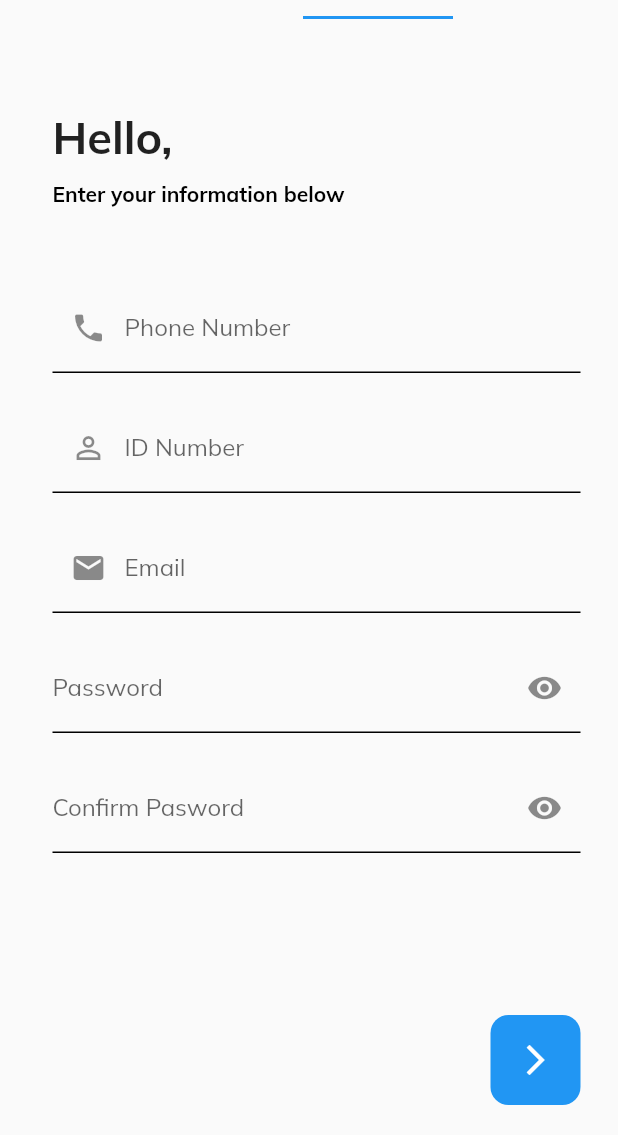
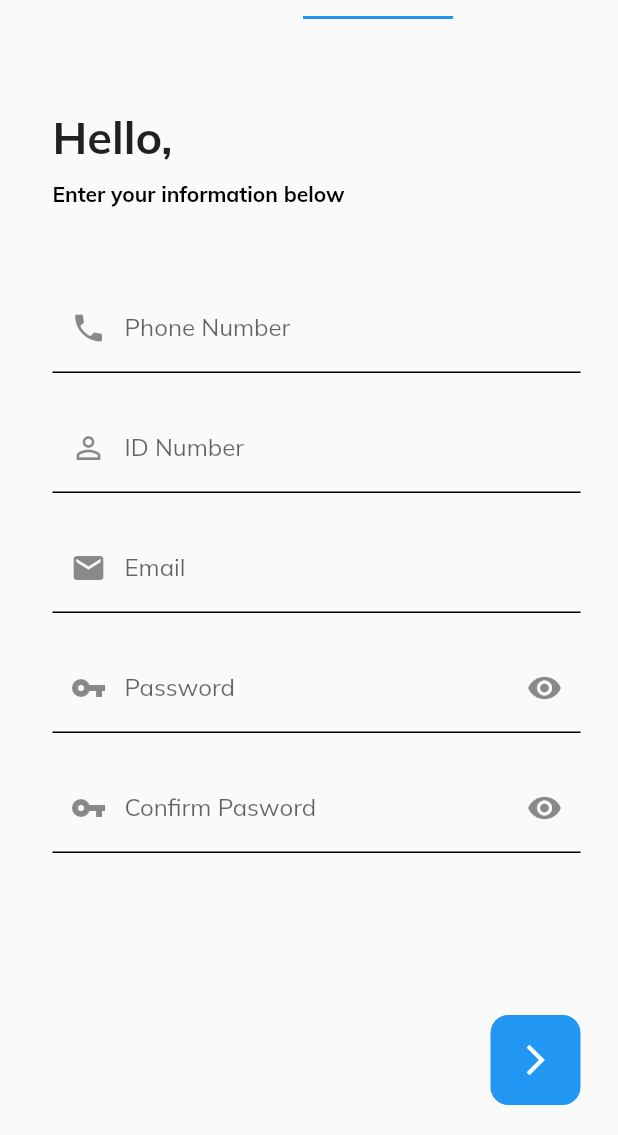
Before and after one commit to CarltonK/kweli-score, a Flutter app: the screen it shows after launch, swiped to page 2, on a phone screen of 412 x 824 dp, the part 101-1236 px from its top. Run offline on Flutter 3.47's test engine with Material 2 defaults, Android fonts, the phone set to English and light mode, and no system bars; our stand-ins replace cloud_firestore, file_picker, firebase_analytics, firebase_auth, firebase_core, firebase_crashlytics and 4 more; accounts and stored records are empty.

Commit message:
Prefix icon  for the password fields

```diff
--- a/lib/screens/Authentication/signup_screen.dart
+++ b/lib/screens/Authentication/signup_screen.dart
@@ -124,6 +124,7 @@ class SignUp extends StatelessWidget {
         enabledBorder: Constants.blackInputBorder,
         focusedBorder: Constants.blackInputBorder,
         labelText: 'Password',
+        prefixIcon: Icon(Icons.vpn_key),
         suffixIcon: IconButton(
           icon: const Icon(Icons.remove_red_eye),
           onPressed: () => {},
@@ -152,6 +153,7 @@ class SignUp extends StatelessWidget {
         enabledBorder: Constants.blackInputBorder,
         focusedBorder: Constants.blackInputBorder,
         labelText: 'Confirm Pasword',
+        prefixIcon: Icon(Icons.vpn_key),
         suffixIcon: IconButton(
           icon: const Icon(Icons.remove_red_eye),
           onPressed: () {},
```
